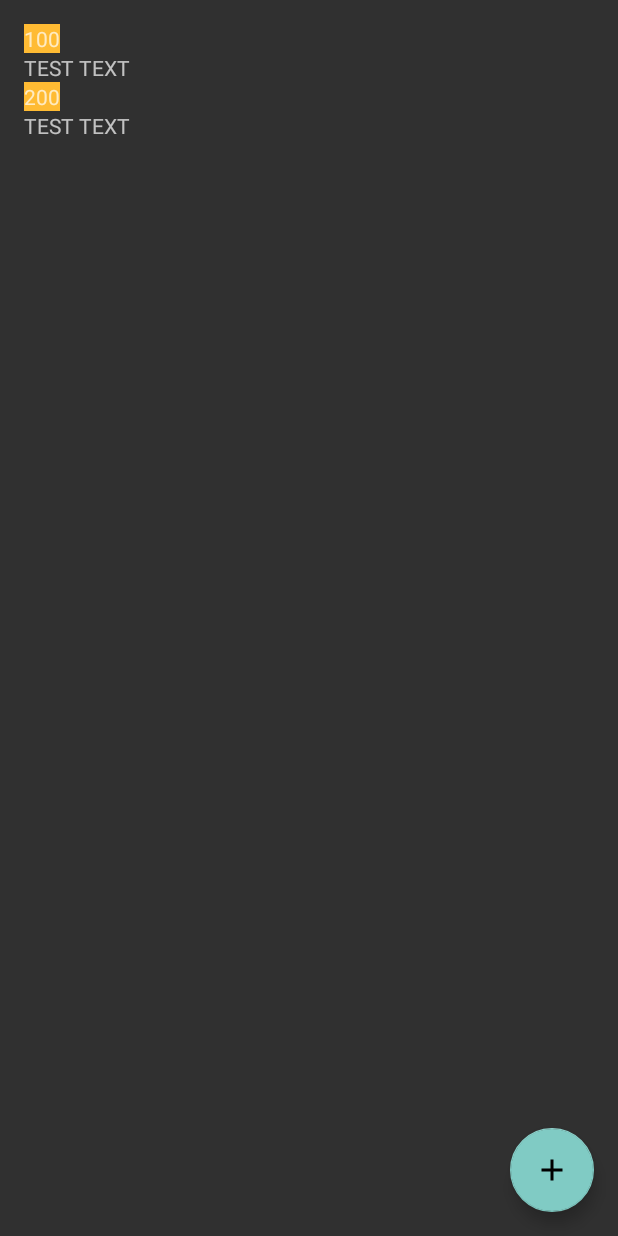
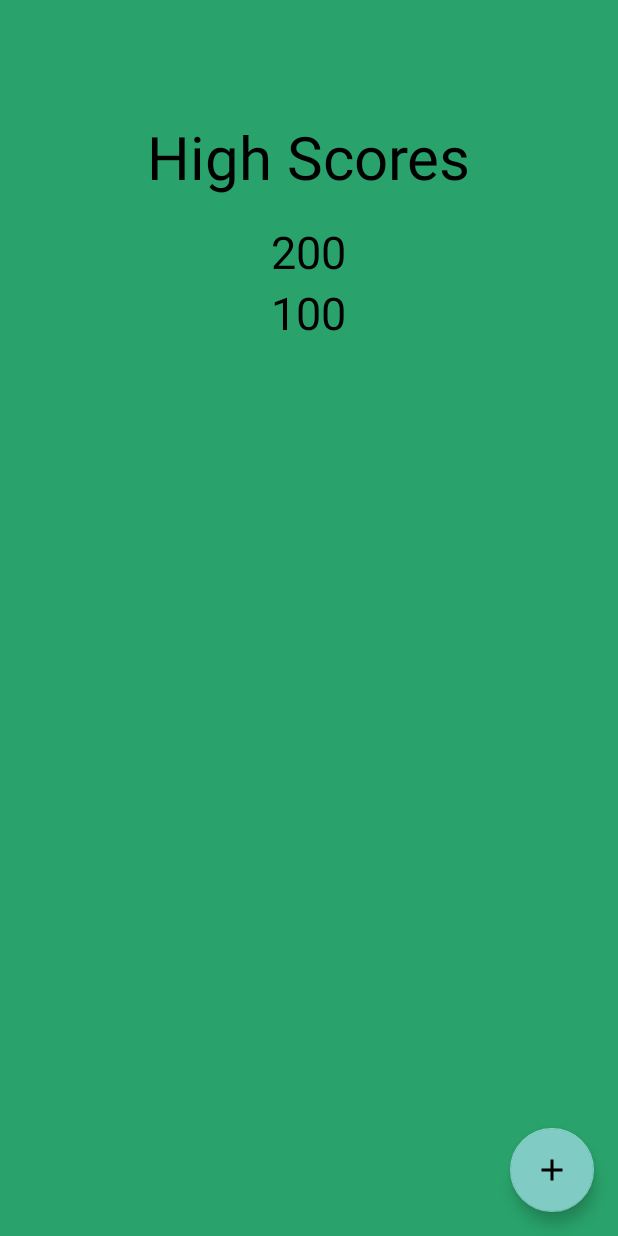
Before and after one commit to MattZim2000/Voltorb_Flip, an Android app built with Jetpack Compose: the ScoreActivity screen opened directly, with no data from a screen before it, on a phone screen of 412 x 824 dp. Run offline under Robolectric (Android 15) with nearby library versions, the phone set to English and light mode, and no system bars; our stand-ins replace Room's generated code.

Commit message:
changed high scores design, scores now show in correct order

```diff
--- a/app/src/main/java/com/example/voltorbflip/ScoreDao.kt
+++ b/app/src/main/java/com/example/voltorbflip/ScoreDao.kt
@@ -8,7 +8,7 @@ import kotlinx.coroutines.flow.Flow
 
 @Dao
 interface ScoreDao {
-    @Query("SELECT * FROM high_scores ORDER BY score ASC")
+    @Query("SELECT * FROM high_scores ORDER BY score DESC")
     fun getSortedScores(): Flow<List<Score>>
 
     @Insert(onConflict = OnConflictStrategy.REPLACE)
--- a/app/src/main/res/layout/high_scores.xml
+++ b/app/src/main/res/layout/high_scores.xml
@@ -1,29 +1,42 @@
-<androidx.constraintlayout.widget.ConstraintLayout
-    xmlns:android="http://schemas.android.com/apk/res/android"
+<androidx.constraintlayout.widget.ConstraintLayout xmlns:android="http://schemas.android.com/apk/res/android"
     xmlns:app="http://schemas.android.com/apk/res-auto"
     xmlns:tools="http://schemas.android.com/tools"
     android:layout_width="match_parent"
     android:layout_height="match_parent"
+    android:background="@color/background_green"
     tools:context=".MainActivity">
 
     <androidx.recyclerview.widget.RecyclerView
         android:id="@+id/recyclerview"
         android:layout_width="0dp"
         android:layout_height="0dp"
-        tools:listitem="@layout/recyclerview_item"
         android:padding="@dimen/big_padding"
         app:layout_constraintBottom_toBottomOf="parent"
         app:layout_constraintLeft_toLeftOf="parent"
         app:layout_constraintRight_toRightOf="parent"
-        app:layout_constraintTop_toTopOf="parent" />
+        app:layout_constraintTop_toBottomOf="@id/high_scores_text"
+        tools:listitem="@layout/recyclerview_item" />
 
     <com.google.android.material.floatingactionbutton.FloatingActionButton
         android:id="@+id/fab"
         android:layout_width="wrap_content"
         android:layout_height="wrap_content"
+        android:layout_margin="16dp"
+        android:src="@drawable/baseline_add_24"
+        app:layout_constraintBottom_toBottomOf="parent"
+        app:layout_constraintEnd_toEndOf="parent" />
+
+    <TextView
+        android:id="@+id/high_scores_text"
+        android:layout_width="wrap_content"
+        android:layout_height="wrap_content"
+        android:text="High Scores"
+        android:textColor="@color/black"
+        android:textSize="40sp"
         app:layout_constraintBottom_toBottomOf="parent"
         app:layout_constraintEnd_toEndOf="parent"
-        android:layout_margin="16dp"
-        android:src="@drawable/baseline_add_24"/>
+        app:layout_constraintStart_toStartOf="parent"
+        app:layout_constraintTop_toTopOf="parent"
+        app:layout_constraintVertical_bias="0.100000024" />
 
 </androidx.constraintlayout.widget.ConstraintLayout>
--- a/app/src/main/res/layout/recyclerview_item.xml
+++ b/app/src/main/res/layout/recyclerview_item.xml
@@ -8,9 +8,9 @@
         android:id="@+id/itemTextView"
         android:layout_width="wrap_content"
         android:layout_height="wrap_content"
-        android:background="@android:color/holo_orange_light" />
-    <TextView
-        android:layout_width="wrap_content"
-        android:layout_height="wrap_content"
-        android:text="TEST TEXT"/>
+        android:layout_gravity="center_horizontal"
+        android:background="@color/background_green"
+        android:gravity="center_horizontal"
+        android:textColor="@color/black"
+        android:textSize="30sp" />
 </LinearLayout>
```
